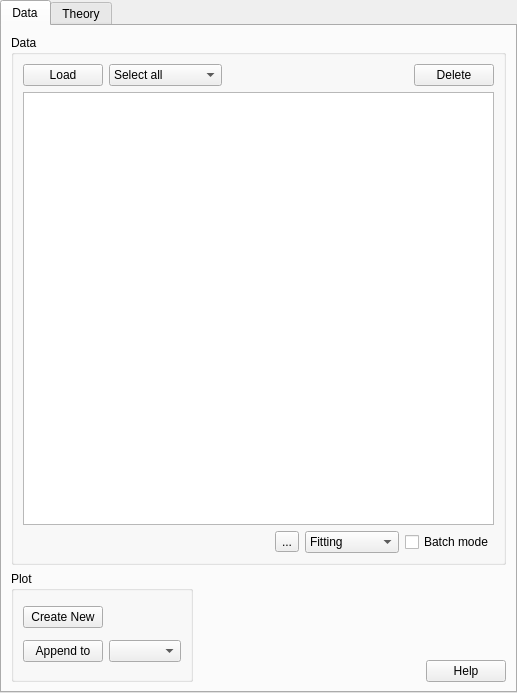
SasView/sasview, file src/sas/qtgui/UI/DataExplorerUI.ui: the form before one commit.
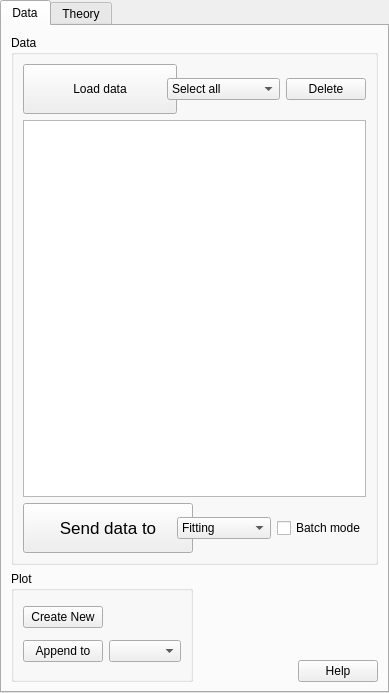
The form after the commit. Icons and pictures are not drawn.

Commit message: redesigned most important buttons to make the workflow more obvious

What changed in the file:
```diff
--- a/src/sas/qtgui/UI/DataExplorerUI.ui
+++ b/src/sas/qtgui/UI/DataExplorerUI.ui
@@ -6,14 +6,14 @@
    <rect>
     <x>0</x>
     <y>0</y>
-    <width>517</width>
+    <width>389</width>
     <height>693</height>
    </rect>
   </property>
   <property name="sizePolicy">
    <sizepolicy hsizetype="Preferred" vsizetype="Preferred">
     <horstretch>0</horstretch>
-    <verstretch>0</verstretch>
+    <verstretch>5</verstretch>
    </sizepolicy>
   </property>
   <property name="windowTitle">
@@ -41,8 +41,45 @@
         <layout class="QHBoxLayout" name="horizontalLayout_2">
          <item>
           <widget class="QPushButton" name="cmdLoad">
+           <property name="sizePolicy">
+            <sizepolicy hsizetype="MinimumExpanding" vsizetype="Fixed">
+             <horstretch>5</horstretch>
+             <verstretch>5</verstretch>
+            </sizepolicy>
+           </property>
+           <property name="minimumSize">
+            <size>
+             <width>154</width>
+             <height>50</height>
+            </size>
+           </property>
+           <property name="baseSize">
+            <size>
+             <width>100</width>
+             <height>50</height>
+            </size>
+           </property>
+           <property name="toolTip">
+            <string>Load a file with data</string>
+           </property>
+           <property name="styleSheet">
+            <string notr="true">font: 13pt &quot;MS Shell Dlg 2&quot;;</string>
+           </property>
            <property name="text">
-            <string>Load</string>
+            <string>Load data</string>
+           </property>
+           <property name="icon">
+            <iconset resource="main_resources.qrc">
+             <normaloff>:/res/down-grey.png</normaloff>:/res/down-grey.png</iconset>
+           </property>
+           <property name="iconSize">
+            <size>
+             <width>48</width>
+             <height>48</height>
+            </size>
+           </property>
+           <property name="shortcut">
+            <string>Ctrl+R</string>
            </property>
           </widget>
          </item>
@@ -142,22 +179,38 @@
        <item row="2" column="0">
         <layout class="QHBoxLayout" name="horizontalLayout">
          <item>
-          <spacer name="horizontalSpacer">
-           <property name="orientation">
-            <enum>Qt::Horizontal</enum>
+          <widget class="QPushButton" name="cmdSendTo">
+           <property name="sizePolicy">
+            <sizepolicy hsizetype="MinimumExpanding" vsizetype="Fixed">
+             <horstretch>5</horstretch>
+             <verstretch>5</verstretch>
+            </sizepolicy>
            </property>
-           <property name="sizeHint" stdset="0">
+           <property name="minimumSize">
             <size>
-             <width>58</width>
-             <height>20</height>
+             <width>170</width>
+             <height>50</height>
             </size>
            </property>
-          </spacer>
-         </item>
-         <item>
-          <widget class="QToolButton" name="cmdSendTo">
+           <property name="baseSize">
+            <size>
+             <width>100</width>
+             <height>50</height>
+            </size>
+           </property>
+           <property name="font">
+            <font>
+             <pointsize>13</pointsize>
+            </font>
+           </property>
+           <property name="toolTip">
+            <string>Send data to perspective</string>
+           </property>
+           <property name="styleSheet">
+            <string notr="true">font: 13pt &quot;MS Shell Dlg 2&quot;;</string>
+           </property>
            <property name="text">
-            <string>...</string>
+            <string>Send data to</string>
            </property>
            <property name="icon">
             <iconset resource="main_resources.qrc">
@@ -165,8 +218,8 @@
            </property>
            <property name="iconSize">
             <size>
-             <width>32</width>
-             <height>32</height>
+             <width>48</width>
+             <height>48</height>
             </size>
            </property>
           </widget>
```
Left out of the diff: 8 changed lines with no effect on the pictures. The commit also changes 4 other files.
